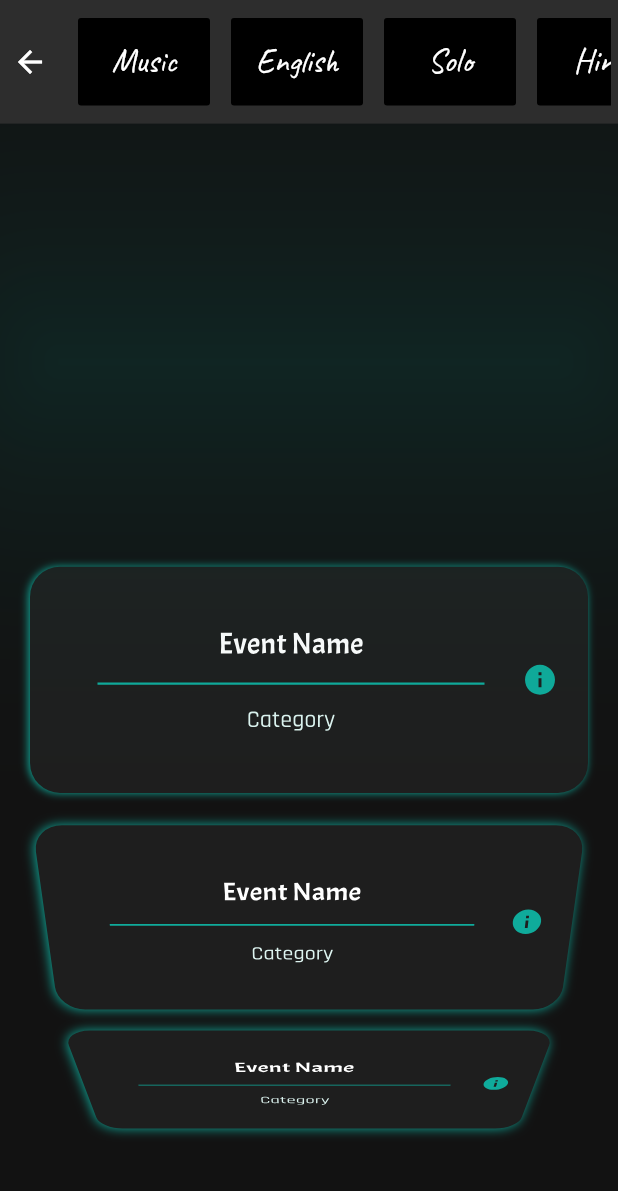
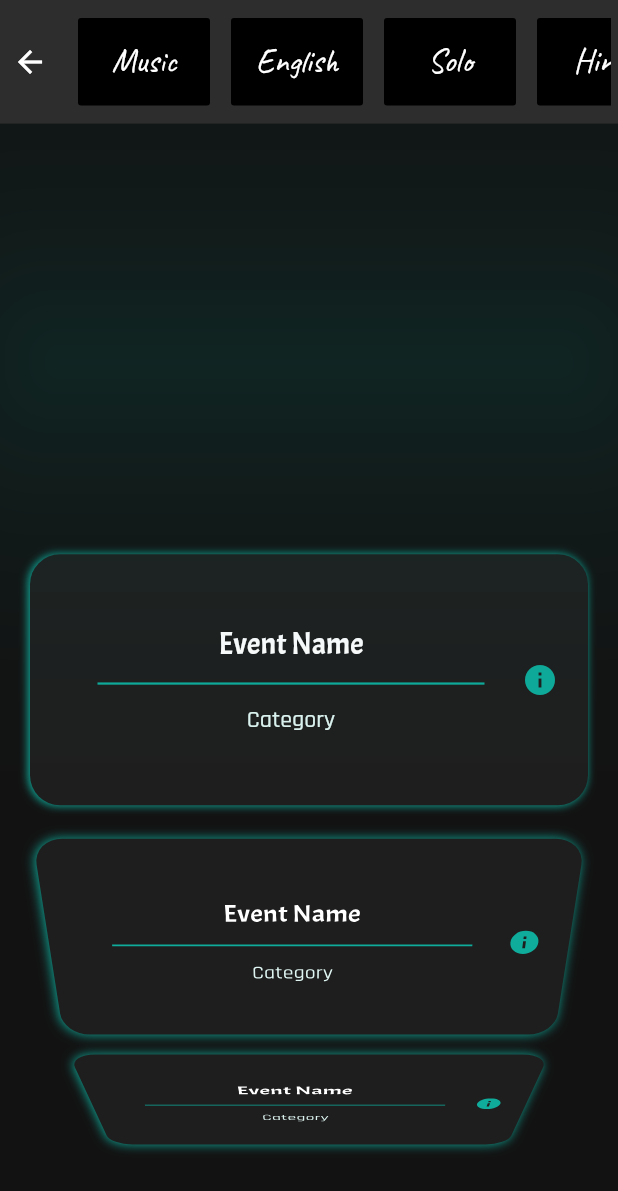
Before and after one commit to sonalika2001/Events-Page, a Flutter app: the screen it shows after launch, on a phone screen of 412 x 824 dp. Shown: the top 1191 px of the screen. Run offline on Flutter 3.47's test engine with Material 2 defaults, Android fonts, the phone set to English and light mode, and no system bars.

Commit message:
changed item extent

```diff
--- a/lib/widgets/events_list.dart
+++ b/lib/widgets/events_list.dart
@@ -5,8 +5,9 @@ class EventsList extends StatelessWidget {
   @override
   Widget build(BuildContext context) {
     return ListWheelScrollView(
-      itemExtent: 0.2 * MediaQuery.of(context).size.height,
+      itemExtent: 0.22 * MediaQuery.of(context).size.height,
       diameterRatio: 2,
+
       children: <Widget>[
         EventsButton(eventName: 'Event Name', eventCategory: 'Category'),
         EventsButton(eventName: 'Event Name', eventCategory: 'Category'),
```
